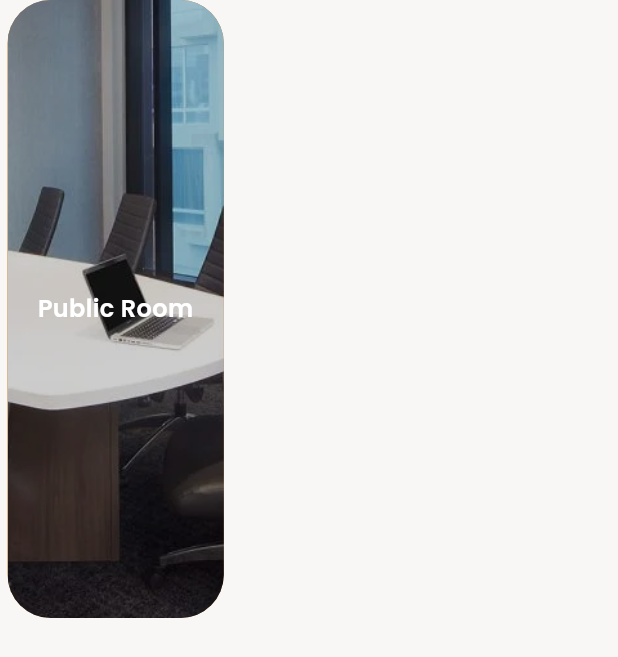
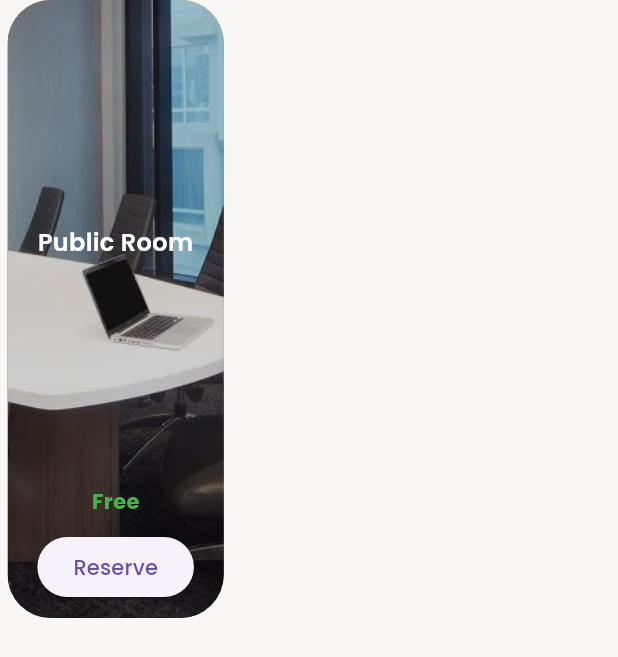
Before and after one commit to faidisourour/appflutter, a Flutter app: the RoomCard widget shown alone on an empty page, opened directly with sample values from the repository, on a phone screen of 412 x 824 dp. Shown: the top 657 px of the screen. Run offline on Flutter 3.47's test engine with Material 3 defaults, Android fonts, the light colour scheme and no system bars; our stand-ins replace image_picker; network calls fail.

Commit message:
Room card

```diff
--- a/lib/model/smart_home_model.dart
+++ b/lib/model/smart_home_model.dart
@@ -6,6 +6,7 @@ class SmartHomeModel {
   String roomTemperature;
   int userAccess;
   bool roomStatus;
+   bool isOccupied;
   List<DeviceInRoom>? devices;
   Sensor? sensor;
 
@@ -15,6 +16,7 @@ class SmartHomeModel {
     required this.roomTemperature,
     required this.userAccess,
     this.roomStatus = false,
+    this.isOccupied = false,
     this.devices,
     this.sensor,
   });
@@ -180,7 +182,7 @@ List<SmartHomeModel> smartHomeData = [
   ),
   SmartHomeModel(
     roomName: "Server Room",
-    roomImage: "assets/images/kitchen_room.jpg",
+    roomImage: "assets/images/salle4.jpg",
     roomTemperature: "25°",
     userAccess: 2,
     roomStatus: true,
--- a/lib/screen/room_card.dart
+++ b/lib/screen/room_card.dart
@@ -1,13 +1,14 @@
 import 'package:flutter/material.dart';
-
 import 'package:smart_home_flutter_ui/model/smart_home_model.dart';
 import 'package:smart_home_flutter_ui/screen/room_control_screen.dart';
-
+import 'package:smart_home_flutter_ui/screen/widgets/booking_form_screen.dart';
 import '../constants/app_colors.dart';
+//import 'booking_form_screen.dart'; // Ajoutez l'importation de BookingFormScreen
 
 class RoomCard extends StatelessWidget {
   const RoomCard({super.key, required this.roomData});
   final SmartHomeModel roomData;
+
   @override
   Widget build(BuildContext context) {
     final size = MediaQuery.of(context).size;
@@ -34,6 +35,12 @@ class RoomCard extends StatelessWidget {
                 AppColor.black.withOpacity(0.2), BlendMode.darken),
           ),
         ),
+        child: Column(
+          mainAxisAlignment: MainAxisAlignment.center,
+          children: [
+            Expanded(
+              child: Container(
+                alignment: Alignment.center,
                 child: Text(
                   roomData.roomName,
                   textAlign: TextAlign.center,
@@ -44,6 +51,33 @@ class RoomCard extends StatelessWidget {
                   ),
                 ),
               ),
+            ),
+            SizedBox(height: 10),
+            Text(
+              roomData.isOccupied ? 'Occupied' : 'Free',
+              style: TextStyle(
+                color: roomData.isOccupied ? Colors.red : Colors.green,
+                fontWeight: FontWeight.bold,
+              ),
+            ),
+            SizedBox(height: 10),
+            ElevatedButton(
+              onPressed: roomData.isOccupied
+                  ? null
+                  : () {
+                      Navigator.push(
+                        context,
+                        MaterialPageRoute(
+                          builder: (context) =>
+                              BookingFormScreen(roomName: roomData.roomName),
+                        ),
+                      );
+                    },
+              child: Text('Reserve'),
+            ),
+          ],
+        ),
+      ),
     );
   }
 }
```
Also changed, not shown: lib/screen/widgets/booking_form_screen.dart (added, +117 -0 lines), assets/images/salle4.jpg (added). Lines whose indentation alone changed are shown as unchanged.
